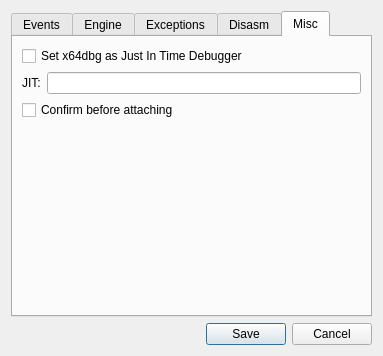
Before: the Qt Designer form x64_dbg_gui/Project/Src/Gui/SettingsDialog.ui in x64dbg/x64dbg, drawn with Qt 5.
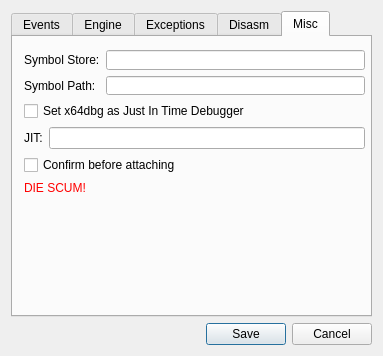
After: the same form once the commit is applied. The open tabs and pages were chosen to show the change. Icons and pictures are not drawn.

What changed in the file:
```diff
--- a/x64_dbg_gui/Project/Src/Gui/SettingsDialog.ui
+++ b/x64_dbg_gui/Project/Src/Gui/SettingsDialog.ui
@@ -426,8 +426,49 @@
       <attribute name="title">
        <string>Misc</string>
       </attribute>
+      <widget class="QWidget" name="layoutWidget">
+       <property name="geometry">
+        <rect>
+         <x>11</x>
+         <y>13</y>
+         <width>341</width>
+         <height>145</height>
+        </rect>
+       </property>
+       <layout class="QVBoxLayout" name="verticalLayout_9">
+        <item>
+         <layout class="QHBoxLayout" name="horizontalLayout_4">
+          <item>
       <layout class="QVBoxLayout" name="verticalLayout_3">
        <item>
+             <widget class="QLabel" name="label_2">
+              <property name="text">
+               <string>Symbol Store:</string>
+              </property>
+             </widget>
+            </item>
+            <item>
+             <widget class="QLabel" name="label_3">
+              <property name="text">
+               <string>Symbol Path:</string>
+              </property>
+             </widget>
+            </item>
+           </layout>
+          </item>
+          <item>
+           <layout class="QVBoxLayout" name="verticalLayout_8">
+            <item>
+             <widget class="QLineEdit" name="editSymbolStore"/>
+            </item>
+            <item>
+             <widget class="QLineEdit" name="editSymbolCache"/>
+            </item>
+           </layout>
+          </item>
+         </layout>
+        </item>
+        <item>
         <widget class="QCheckBox" name="chkSetJIT">
          <property name="text">
           <string>Set x64dbg as Just In Time Debugger</string>
@@ -460,26 +501,14 @@
         </widget>
        </item>
        <item>
-        <spacer name="verticalSpacer_3">
-         <property name="orientation">
-          <enum>Qt::Vertical</enum>
-         </property>
-         <property name="sizeHint" stdset="0">
-          <size>
-           <width>20</width>
-           <height>40</height>
-          </size>
-         </property>
-        </spacer>
-       </item>
-       <item>
-        <widget class="QLabel" name="lbladminwarning">
+         <widget class="QLabel" name="lblAdminWarning">
          <property name="text">
-          <string/>
+           <string>&lt;font color=&quot;red&quot;&gt;DIE SCUM!&lt;/font&gt;</string>
          </property>
         </widget>
        </item>
       </layout>
+      </widget>
      </widget>
     </widget>
    </item>
```
Lines whose indentation alone changed are shown as unchanged.
